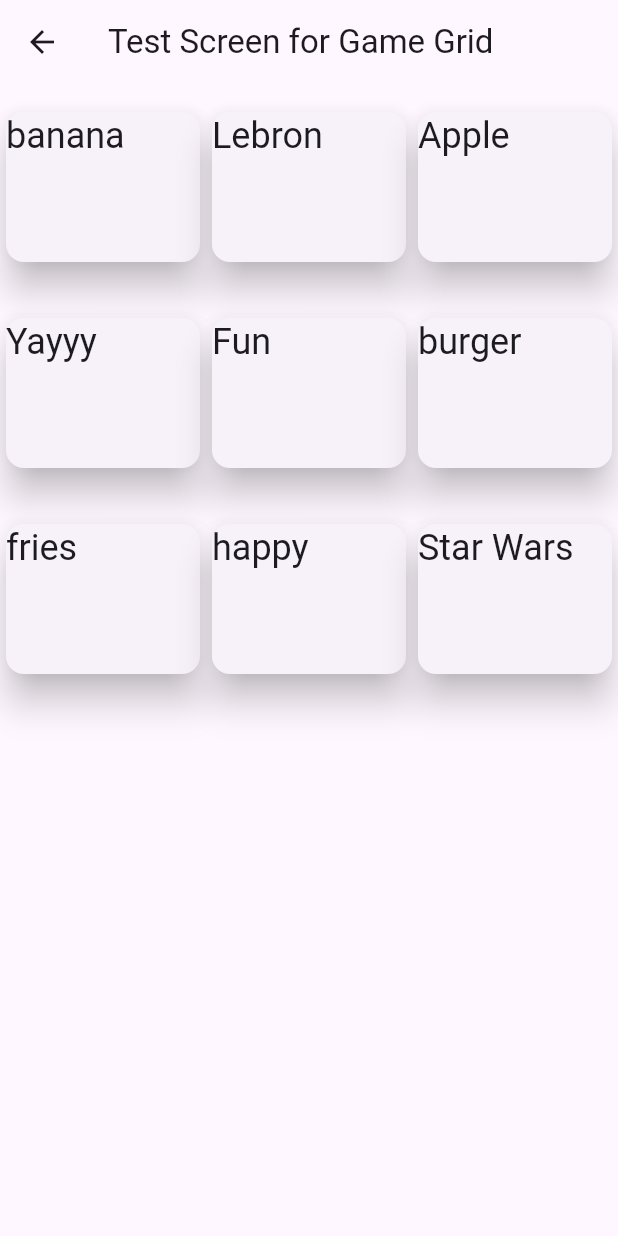
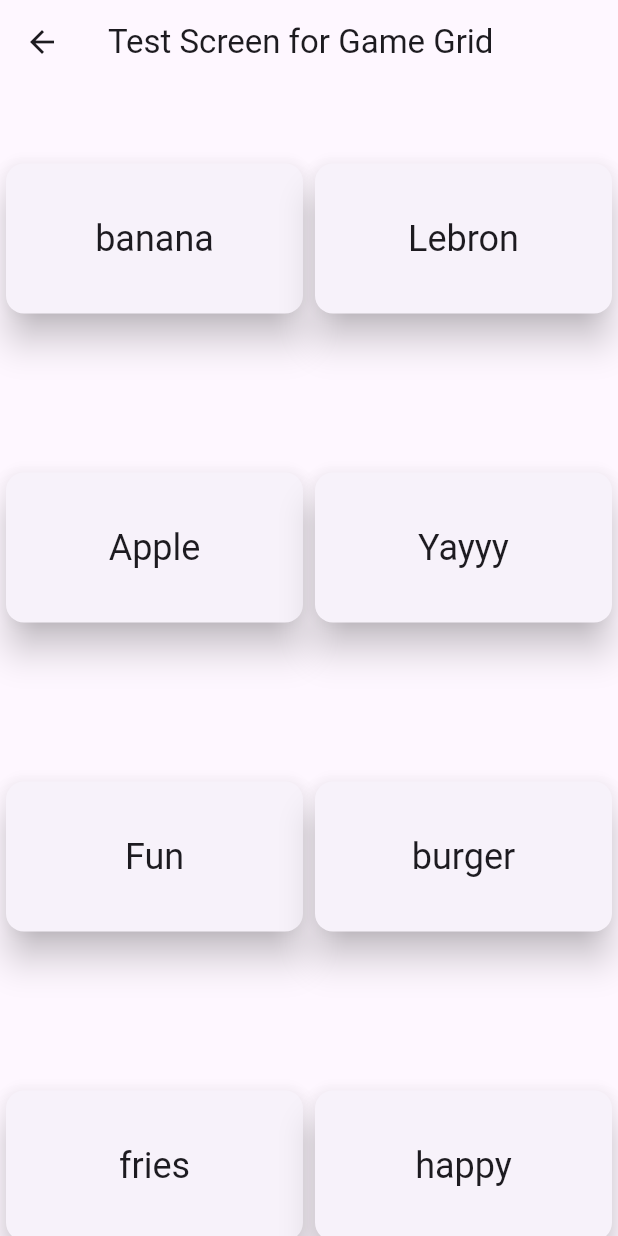
Before and after one commit to MattMyers204453/code_clash_mobile, a Flutter app: the CreateGameScreen screen opened by its route, on a phone screen of 412 x 824 dp. Run offline on Flutter 3.47's test engine with Material 3 defaults, Android fonts, the phone set to English and light mode, and no system bars.

Commit message:
Changed formatting of grid

```diff
--- a/lib/screens/CreateGame.dart
+++ b/lib/screens/CreateGame.dart
@@ -12,6 +12,7 @@
     'fries',
     'happy',
     'Star Wars',
+    'Pizza',
   ];
 
   @override
@@ -22,19 +23,21 @@
         // Create a grid with 2 columns.
         // If you change the scrollDirection to horizontal,
         // this produces 2 rows.
-        crossAxisCount: 3,
+        crossAxisCount: 2,
         // Generate 100 widgets that display their index in the list.
-        children: List.generate(9, (index) {
+        children: List.generate(8, (index) {
           return Center(
             child: Card(
               elevation: 10.0,
-              //rcolor: Colors.white,
+              //color: Colors.lightBlue,
               child: SizedBox(
                 width: 300.0,
                 height: 100.0,
-                child: Text(
-                  words[index],
-                  style: TextTheme.of(context).headlineSmall
+                child: Center(
+                  child: Text(
+                    words[index],
+                    style: TextTheme.of(context).headlineSmall,
+                  ),
                 ),
               ),
             ),
```
